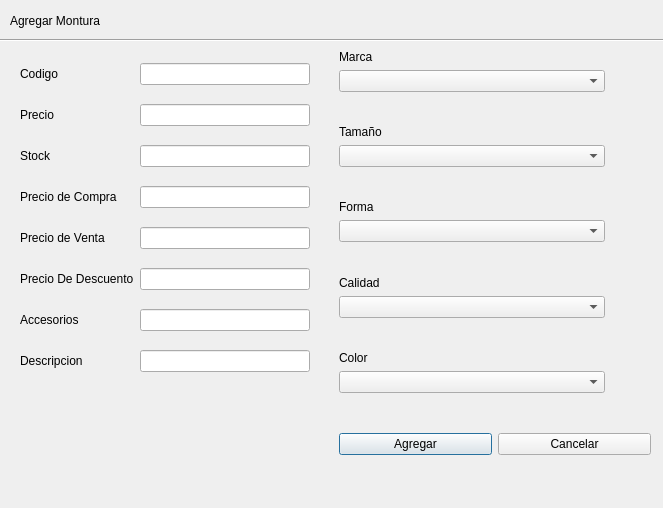
Above: ui_producto_agregar_montura.ui from benArambide/ProyFinal-IS2 before the change. Below: the same form after it.
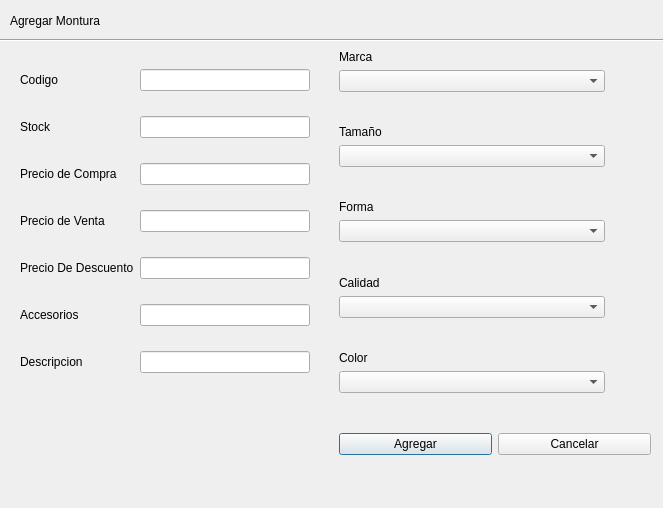
That is the form after the change. Icons and pictures are not drawn. Custom widgets are drawn as their Qt base class.

```diff
--- a/ui_producto_agregar_montura.ui
+++ b/ui_producto_agregar_montura.ui
@@ -50,31 +50,31 @@
    <layout class="QGridLayout" name="gridLayout_2">
     <item row="0" column="2">
      <layout class="QGridLayout" name="gridLayout">
-      <item row="8" column="0">
+      <item row="7" column="0">
        <widget class="QLabel" name="label_3">
         <property name="text">
          <string>Descripcion</string>
         </property>
        </widget>
       </item>
-      <item row="7" column="0">
+      <item row="6" column="0">
        <widget class="QLabel" name="label_6">
         <property name="text">
          <string>Accesorios</string>
         </property>
        </widget>
       </item>
-      <item row="7" column="1">
+      <item row="6" column="1">
        <widget class="QLineEdit" name="lineEdit_accesorios"/>
       </item>
-      <item row="5" column="0">
+      <item row="4" column="0">
        <widget class="QLabel" name="label_7">
         <property name="text">
          <string>Precio De Descuento</string>
         </property>
        </widget>
       </item>
-      <item row="5" column="1">
+      <item row="4" column="1">
        <widget class="QLineEdit" name="lineEdit_p_descuento">
         <property name="minimumSize">
          <size>
@@ -84,25 +84,15 @@
         </property>
        </widget>
       </item>
-      <item row="2" column="0">
+      <item row="1" column="0">
        <widget class="QLabel" name="label_4">
         <property name="text">
          <string>Stock</string>
         </property>
        </widget>
       </item>
-      <item row="2" column="1">
-       <widget class="QLineEdit" name="lineEdit_stock"/>
-      </item>
-      <item row="1" column="0">
-       <widget class="QLabel" name="label_5">
-        <property name="text">
-         <string>Precio</string>
-        </property>
-       </widget>
-      </item>
       <item row="1" column="1">
-       <widget class="QLineEdit" name="lineEdit_precio"/>
+       <widget class="QLineEdit" name="lineEdit_stock"/>
       </item>
       <item row="0" column="0">
        <widget class="QLabel" name="label_2">
@@ -114,7 +104,7 @@
       <item row="0" column="1">
        <widget class="QLineEdit" name="lineEdit_codigo"/>
       </item>
-      <item row="8" column="2">
+      <item row="7" column="2">
        <spacer name="horizontalSpacer">
         <property name="orientation">
          <enum>Qt::Horizontal</enum>
@@ -127,28 +117,28 @@
         </property>
        </spacer>
       </item>
-      <item row="8" column="1">
-       <widget class="QLineEdit" name="lineEdit_accesorios_2"/>
+      <item row="7" column="1">
+       <widget class="QLineEdit" name="lineEdit_descripcion"/>
       </item>
-      <item row="4" column="0">
+      <item row="3" column="0">
        <widget class="QLabel" name="label_12">
         <property name="text">
          <string>Precio de Venta</string>
         </property>
        </widget>
       </item>
-      <item row="4" column="1">
-       <widget class="QLineEdit" name="lineEdit_accesorios_3"/>
+      <item row="3" column="1">
+       <widget class="QLineEdit" name="lineEdit_precio_venta"/>
       </item>
-      <item row="3" column="0">
+      <item row="2" column="0">
        <widget class="QLabel" name="label_13">
         <property name="text">
          <string>Precio de Compra</string>
         </property>
        </widget>
       </item>
-      <item row="3" column="1">
-       <widget class="QLineEdit" name="lineEdit_accesorios_4"/>
+      <item row="2" column="1">
+       <widget class="QLineEdit" name="lineEdit_precio_compra"/>
       </item>
      </layout>
     </item>
```
Left out of the diff: 21 changed lines with no effect on the pictures.
